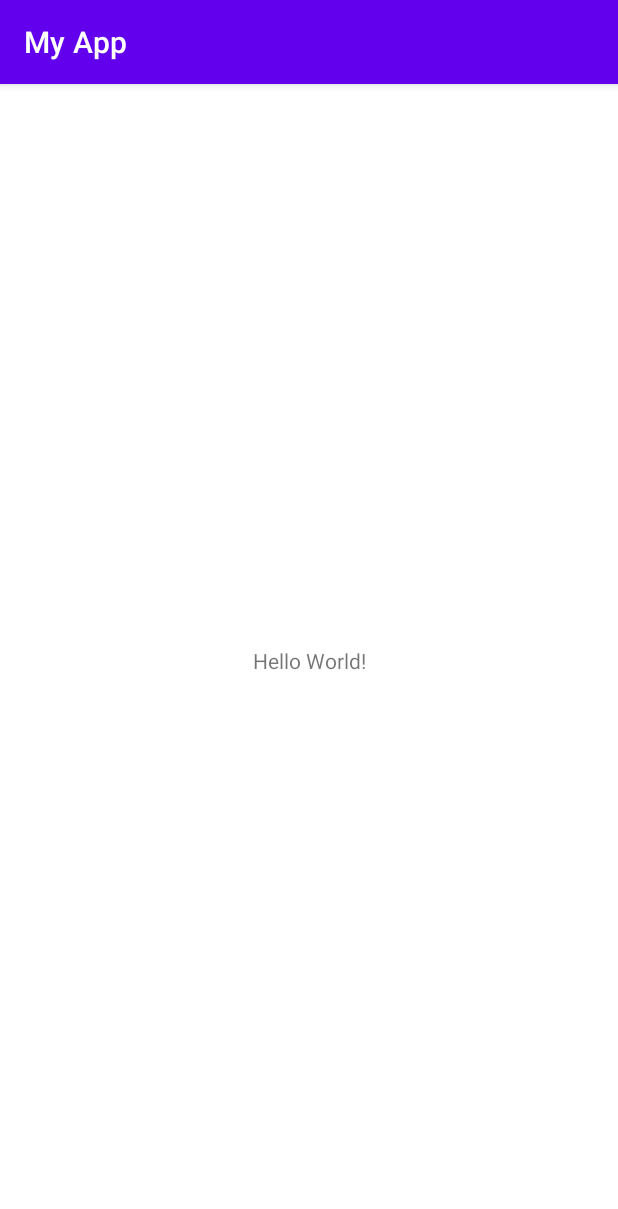
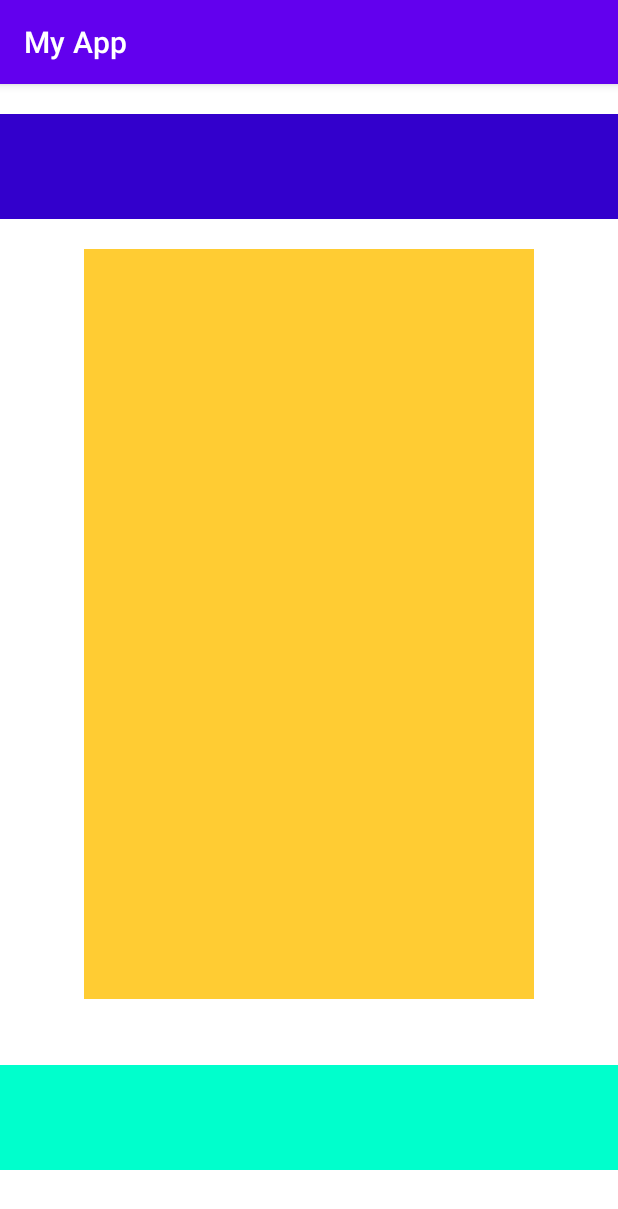
Before and after one commit to USALEXD/My_App, an Android app: the screen it shows after launch (MainActivity), on a phone screen of 412 x 824 dp. Shown: the top 1209 px of the screen. Run offline under Robolectric (Android 15) with nearby library versions, the phone set to English and light mode, and no system bars.

Commit message:
My Application Draft

```diff
--- a/app/src/main/res/layout/activity_main.xml
+++ b/app/src/main/res/layout/activity_main.xml
@@ -1,18 +1,43 @@
 <?xml version="1.0" encoding="utf-8"?>
-<androidx.constraintlayout.widget.ConstraintLayout xmlns:android="http://schemas.android.com/apk/res/android"
+<androidx.constraintlayout.widget.ConstraintLayout
+    xmlns:android="http://schemas.android.com/apk/res/android"
     xmlns:app="http://schemas.android.com/apk/res-auto"
     xmlns:tools="http://schemas.android.com/tools"
     android:layout_width="match_parent"
     android:layout_height="match_parent"
     tools:context=".MainActivity">
 
-    <TextView
-        android:layout_width="wrap_content"
-        android:layout_height="wrap_content"
-        android:text="Hello World!"
+    <LinearLayout
+        android:id="@+id/box_1"
+        android:layout_width="300dp"
+        android:layout_height="500dp"
+        android:layout_margin="90dp"
+        android:background="#FFCC33"
+        android:orientation="vertical"
+        app:layout_constraintEnd_toEndOf="parent"
+        app:layout_constraintStart_toStartOf="parent"
+        app:layout_constraintTop_toTopOf="@id/box_2"
+        app:layout_constraintVertical_chainStyle="spread" />
+
+    <FrameLayout
+        android:id="@+id/box_2"
+        android:layout_width="match_parent"
+        android:layout_height="70dp"
+        android:background="#3300CC"
+        app:layout_constraintBottom_toTopOf="@id/box_1"
+        app:layout_constraintEnd_toEndOf="parent"
+        app:layout_constraintStart_toStartOf="parent"
+        app:layout_constraintTop_toTopOf="parent"
+        app:layout_constraintVertical_chainStyle="spread" />
+
+    <FrameLayout
+        android:id="@+id/box_3"
+        android:layout_width="match_parent"
+        android:layout_height="70dp"
+        android:background="#00FFCC"
         app:layout_constraintBottom_toBottomOf="parent"
         app:layout_constraintEnd_toEndOf="parent"
         app:layout_constraintStart_toStartOf="parent"
-        app:layout_constraintTop_toTopOf="parent" />
-
+        app:layout_constraintTop_toBottomOf="@id/box_1"
+        app:layout_constraintVertical_chainStyle="spread" />
 </androidx.constraintlayout.widget.ConstraintLayout>
```
